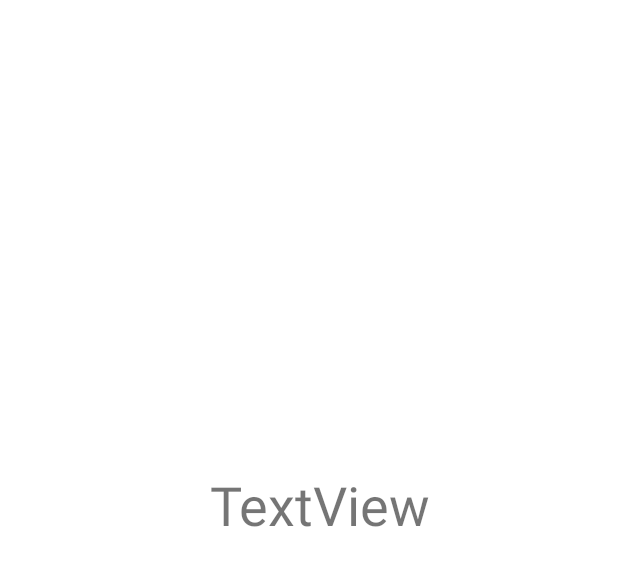
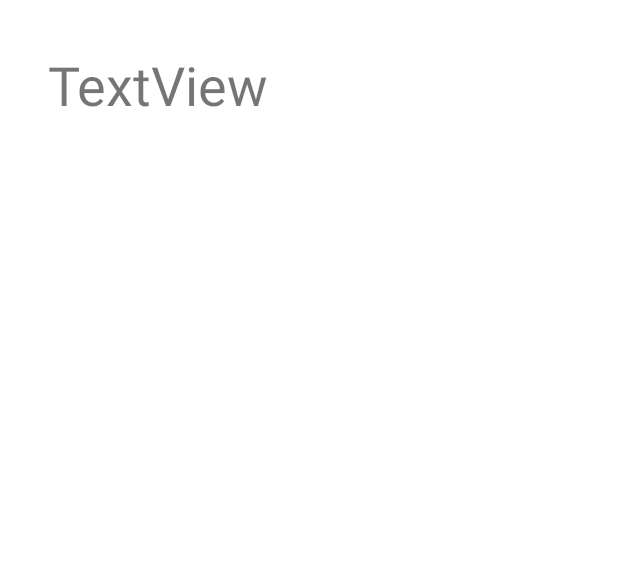
Before and after one commit to amber-shafique/MC-PracticeFiles, an Android app: the layout activity_detail.xml on its own in the app's theme, with its tools: preview values and no code run, on a phone screen of 412 x 824 dp. Shown: the top 566 px of the screen. Run offline under Robolectric (Android 15) with nearby library versions, the phone set to English and light mode, and no system bars.

Commit message:
Lecture-9 Practice Added

```diff
--- a/ListViewPractice/app/src/main/java/com/example/listview/DetailActivity.java
+++ b/ListViewPractice/app/src/main/java/com/example/listview/DetailActivity.java
@@ -16,11 +16,11 @@ public class DetailActivity extends AppCompatActivity {
         super.onCreate(savedInstanceState);
         setContentView(R.layout.activity_detail);
 
+        TextView txtView=findViewById(R.id.textViewDetail);
         Intent intent =getIntent();
-      TextView txtView=findViewById(R.id.textViewDetail);
 
-      Log.d("Checking",intent.getStringExtra("Friend Name"))   ;
-      txtView.setText(intent.getStringExtra("Friend name"));
+        Log.d("Checking",intent.getStringExtra("Friend Name"))   ;
+        txtView.setText(intent.getStringExtra("Friend Name"));
 
 
     }
--- a/ListViewPractice/app/src/main/res/layout/activity_detail.xml
+++ b/ListViewPractice/app/src/main/res/layout/activity_detail.xml
@@ -11,8 +11,9 @@
         android:id="@+id/textViewDetail"
         android:layout_width="wrap_content"
         android:layout_height="wrap_content"
-        android:layout_marginStart="140dp"
-        android:layout_marginTop="312dp"
+        android:layout_marginStart="32dp"
+        android:layout_marginLeft="32dp"
+        android:layout_marginTop="32dp"
         android:text="TextView"
         android:textSize="36sp"
         app:layout_constraintStart_toStartOf="parent"
```
Also changed, not shown: ListViewPractice/app/src/main/AndroidManifest.xml (+8 -1 lines).
